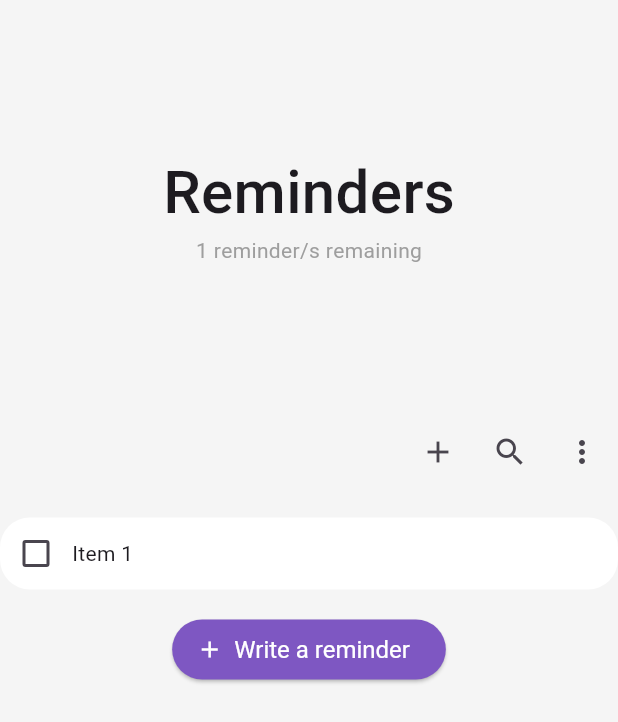
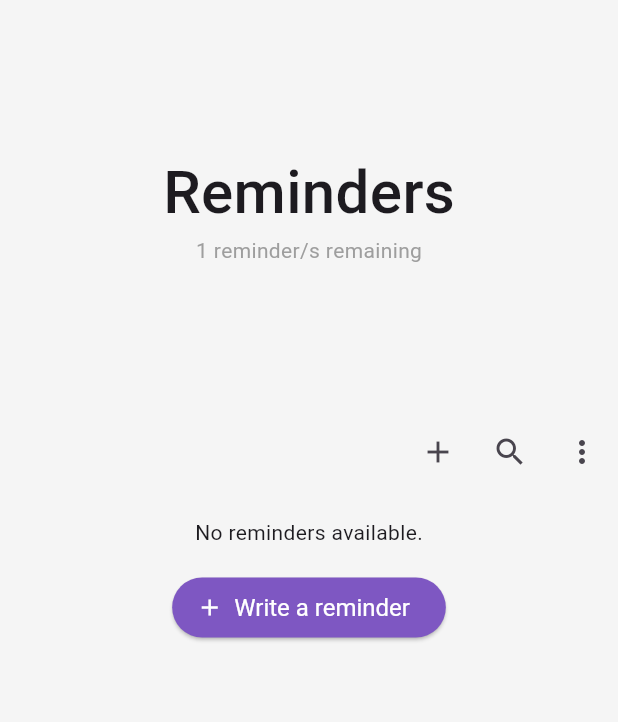
Before and after one commit to manjil09/reminder_app, a Flutter app: the screen it shows after launch, on a phone screen of 412 x 824 dp. Shown: the top 722 px of the screen. Run offline on Flutter 3.47's test engine with Material 2 defaults, Android fonts, the phone set to English and light mode, and no system bars; our stand-ins replace drift, flutter_local_notifications; accounts and stored records are empty; generated files the repository leaves out were written again.

Commit message:
displayed list of reminders in ui from database

```diff
--- /dev/null
+++ b/lib/database/database.dart
@@ -0,0 +1,38 @@
+import 'dart:io';
+
+import 'package:drift/drift.dart';
+import 'package:drift/native.dart';
+import 'package:path_provider/path_provider.dart';
+import 'package:path/path.dart' as p;
+import 'package:reminder_app/database/reminder_table.dart';
+
+part 'database.g.dart';
+
+@DriftDatabase(tables: [Reminder])
+class MyDatabase extends _$MyDatabase {
+  MyDatabase() : super(_openConnection());
+  @override
+  int get schemaVersion => 1;
+
+  Future<List<ReminderData>> getAllReminder() => select(reminder).get();
+  Stream<List<ReminderData>> watchAllReminder() => select(reminder).watch();
+
+  Future<int> addReminder(ReminderData reminderData) {
+    return into(reminder).insert(reminderData);
+  }
+
+  Future<List<ReminderData>> getReminderById(int id) {
+    return (select(reminder)..where((a) => a.id.equals(id))).get();
+  }
+
+  Future deleteOrder(ReminderData reminderData) =>
+      delete(reminder).delete(reminderData);
+}
+
+LazyDatabase _openConnection() {
+  return LazyDatabase(() async {
+    final dbFolder = await getApplicationDocumentsDirectory();
+    final file = File(p.join(dbFolder.path, 'reminder.db'));
+    return NativeDatabase.createInBackground(file);
+  });
+}
--- a/lib/home_page.dart
+++ b/lib/home_page.dart
@@ -1,4 +1,7 @@
 import 'package:flutter/material.dart';
+import 'package:provider/provider.dart';
+import 'package:reminder_app/database/database.dart';
+import 'package:reminder_app/database/reminder_table.dart';
 import 'package:reminder_app/main.dart';
 import 'package:reminder_app/notification_api.dart';
 import 'package:reminder_app/widgets/reminder_item.dart';
@@ -20,6 +23,8 @@ class _HomePageState extends State<HomePage> {
 
   @override
   Widget build(BuildContext context) {
+    final database = Provider.of<MyDatabase>(context);
+
     return SafeArea(
       child: Scaffold(
         body: Container(
@@ -58,7 +63,34 @@ class _HomePageState extends State<HomePage> {
                   ],
                 ),
               ),
-              const ReminderItem(),
+              StreamBuilder(
+                stream: database.watchAllReminder(),
+                builder: (context, AsyncSnapshot<List<ReminderData>> snapshot) {
+                  if (snapshot.connectionState == ConnectionState.waiting) {
+                    // Show a loading indicator while waiting for data.
+                    return const CircularProgressIndicator();
+                  } else if (snapshot.hasError) {
+                    // Handle errors, e.g., show an error message.
+                    return Text('Error: ${snapshot.error}');
+                  } else if (!snapshot.hasData || snapshot.data!.isEmpty) {
+                    // Handle the case where there is no data or it's empty.
+                    return const Center(child: Text('No reminders available.'));
+                  } else {
+                    // Render the list of reminders when data is available.
+                    return Expanded(
+                      child: ListView.builder(
+                        itemCount: snapshot.data?.length,
+                        itemBuilder: (context, index) {
+                          return ReminderItem(
+                            isCompleted: snapshot.data![index].isCompleted,
+                            title: snapshot.data![index].title,
+                          );
+                        },
+                      ),
+                    );
+                  }
+                },
+              ),
               Padding(
                 padding: const EdgeInsets.fromLTRB(0, 16, 0, 0),
                 child: ElevatedButton.icon(
--- a/lib/main.dart
+++ b/lib/main.dart
@@ -1,12 +1,21 @@
 import 'package:flutter/material.dart';
 import 'package:flutter_local_notifications/flutter_local_notifications.dart';
+import 'package:provider/provider.dart';
+import 'package:reminder_app/database/database.dart';
 import 'package:reminder_app/home_page.dart';
 
+void main() {
+  runApp(
+    Provider(
+      create: (context) => MyDatabase(),
+      child: const MyApp(),
+      dispose: (context, db) => db.close(),
+    ),
+  );
+}
 
-void main() {
-  runApp(const MyApp());
-}
-final FlutterLocalNotificationsPlugin flutterLocalNotificationsPlugin = FlutterLocalNotificationsPlugin();
+final FlutterLocalNotificationsPlugin flutterLocalNotificationsPlugin =
+    FlutterLocalNotificationsPlugin();
 
 class MyApp extends StatelessWidget {
   const MyApp({super.key});
--- a/lib/widgets/reminder_item.dart
+++ b/lib/widgets/reminder_item.dart
@@ -2,7 +2,9 @@ import 'package:flutter/material.dart';
 import 'package:reminder_app/reminder_view_page.dart';
 
 class ReminderItem extends StatefulWidget {
-  const ReminderItem({super.key});
+  final bool isCompleted;
+  final String title;
+  const ReminderItem({super.key, required this.isCompleted, required this.title});
 
   @override
   State<ReminderItem> createState() => _ReminderItemState();
@@ -28,10 +30,11 @@ class _ReminderItemState extends State<ReminderItem> {
               onChanged: (bool? value) {
                 setState(() {
                   isCompleted = value ?? false;
+                  // Provider.of<MyDatabase>(context);
                 });
               },
             ),
-            const Text("Item 1")
+            Text(widget.title)
           ],
         ),
       ),
```
Also changed, not shown: lib/database/reminder_table.dart (added, +9 -0 lines), lib/database/database.g.dart (added).
